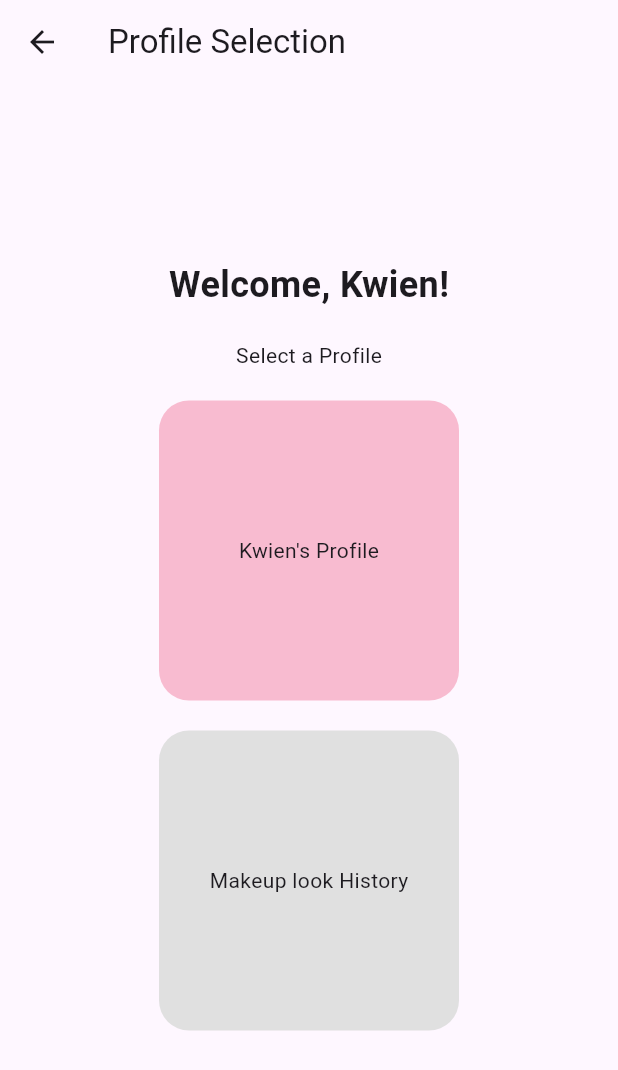
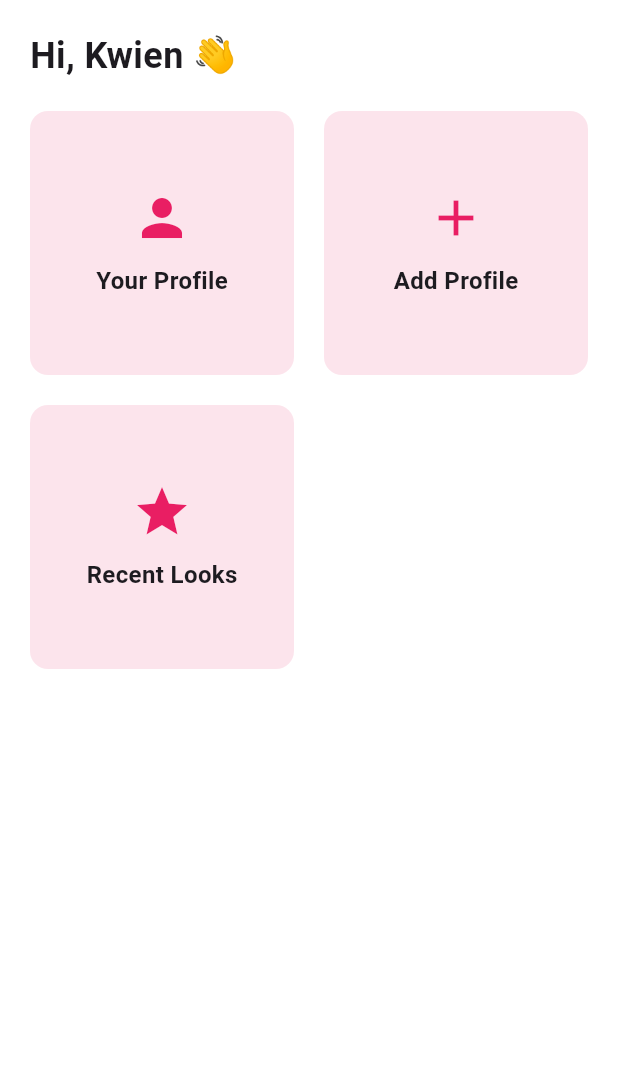
Before and after one commit to kwienyu/GlamourApp, a Flutter app: the ProfileSelection screen opened directly, on a phone screen of 412 x 824 dp. Shown: the top 1070 px of the screen. Run offline on Flutter 3.47's test engine with Material 3 defaults, Android fonts, the phone set to English and light mode, and no system bars; our stand-ins replace camera; network calls fail.

Commit message:
Initial commit - Uploading all files

```diff
--- a/lib/profile_selection.dart
+++ b/lib/profile_selection.dart
@@ -7,20 +7,27 @@ class ProfileSelection extends StatelessWidget {
   @override
   Widget build(BuildContext context) {
     return Scaffold(
-      appBar: AppBar(title: const Text("Profile Selection")),
-      body: Center(
+      backgroundColor: Colors.white,
+      body: Padding(
+        padding: const EdgeInsets.all(20.0),
         child: Column(
-          mainAxisAlignment: MainAxisAlignment.center,
+          crossAxisAlignment: CrossAxisAlignment.start,
           children: [
             const Text(
-              "Welcome, Kwien!",
-              style: TextStyle(fontSize: 24, fontWeight: FontWeight.bold),
+              'Hi, Kwien 👋',
+              style: TextStyle(
+                fontSize: 24,
+                fontWeight: FontWeight.bold,
+              ),
             ),
             const SizedBox(height: 20),
-            const Text("Select a Profile"),
-            const SizedBox(height: 20),
-
-            // Kwien's Profile
+            // Profile Options
+            Expanded(
+              child: GridView.count(
+                crossAxisCount: 2,
+                crossAxisSpacing: 20,
+                mainAxisSpacing: 20,
+                children: [
                   GestureDetector(
                     onTap: () {
                       Navigator.push(
@@ -30,37 +37,51 @@ class ProfileSelection extends StatelessWidget {
                         ),
                       );
                     },
-              child: Container(
-                width: 200,
-                height: 200,
-                decoration: BoxDecoration(
-                  color: Colors.pink.shade100,
-                  borderRadius: BorderRadius.circular(20),
+                    child: const ProfileCard(title: 'Your Profile', icon: Icons.person),
                   ),
-                child: const Center(child: Text("Kwien's Profile")),
+                  const ProfileCard(title: 'Add Profile', icon: Icons.add),
+                  const ProfileCard(title: 'Recent Looks', icon: Icons.star),
+                ],
               ),
             ),
-            const SizedBox(height: 20),
-
-            // Add Profile
-            GestureDetector(
-              onTap: () {
-                Navigator.pushNamed(context, '/Makeup_look__History');
-              },
-              child: Container(
-                width: 200,
-                height: 200,
-                decoration: BoxDecoration(
-                  color: Colors.grey.shade300,
-                  borderRadius: BorderRadius.circular(20),
-                ),
-                child: const Center(child: Text("Makeup look History")),
-              ),
-            ),
-            const SizedBox(height: 20),
           ],
         ),
       ),
     );
   }
 }
+
+class ProfileCard extends StatelessWidget {
+  final String title;
+  final IconData icon;
+
+  const ProfileCard({super.key, required this.title, required this.icon});
+
+  @override
+  Widget build(BuildContext context) {
+    return Container(
+      decoration: BoxDecoration(
+        color: Colors.pink.shade50,
+        borderRadius: BorderRadius.circular(12),
+      ),
+      child: Column(
+        mainAxisAlignment: MainAxisAlignment.center,
+        children: [
+          Icon(
+            icon,
+            size: 40,
+            color: Colors.pink,
+          ),
+          const SizedBox(height: 10),
+          Text(
+            title,
+            style: const TextStyle(
+              fontSize: 16,
+              fontWeight: FontWeight.bold,
+            ),
+          ),
+        ],
+      ),
+    );
+  }
+}
```
Also changed, not shown: lib/login_screen.dart (+79 -18 lines), lib/signup_screen.dart (+136 -31 lines). Lines whose indentation alone changed are shown as unchanged.
